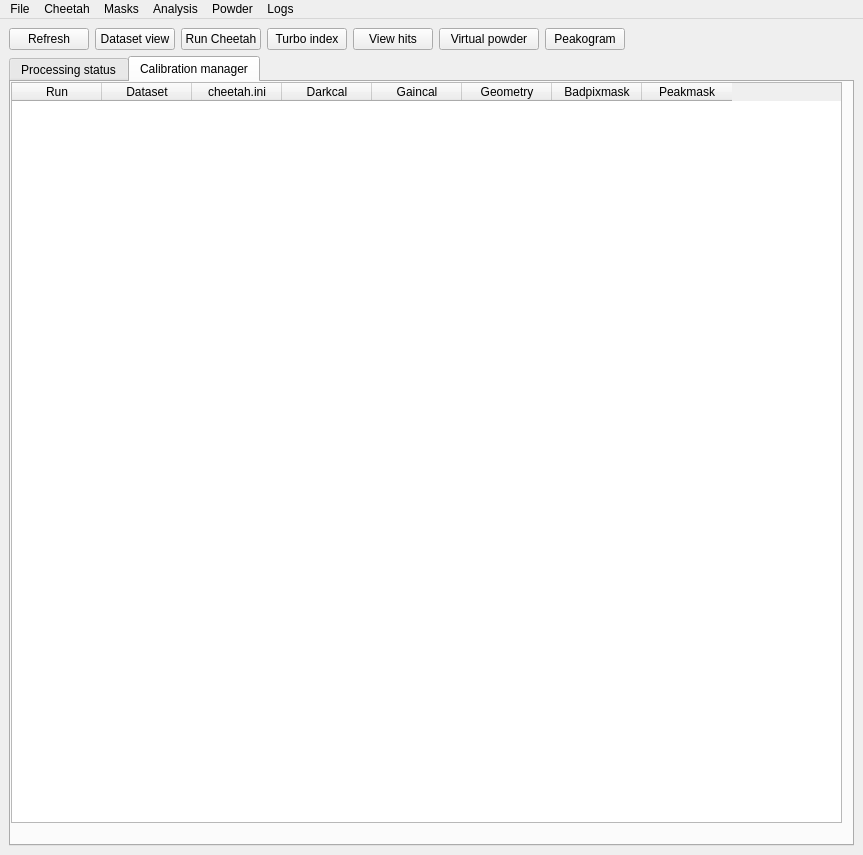
Qt form python/UI/cheetahgui.ui (antonbarty/cheetah-2017) before a commit.
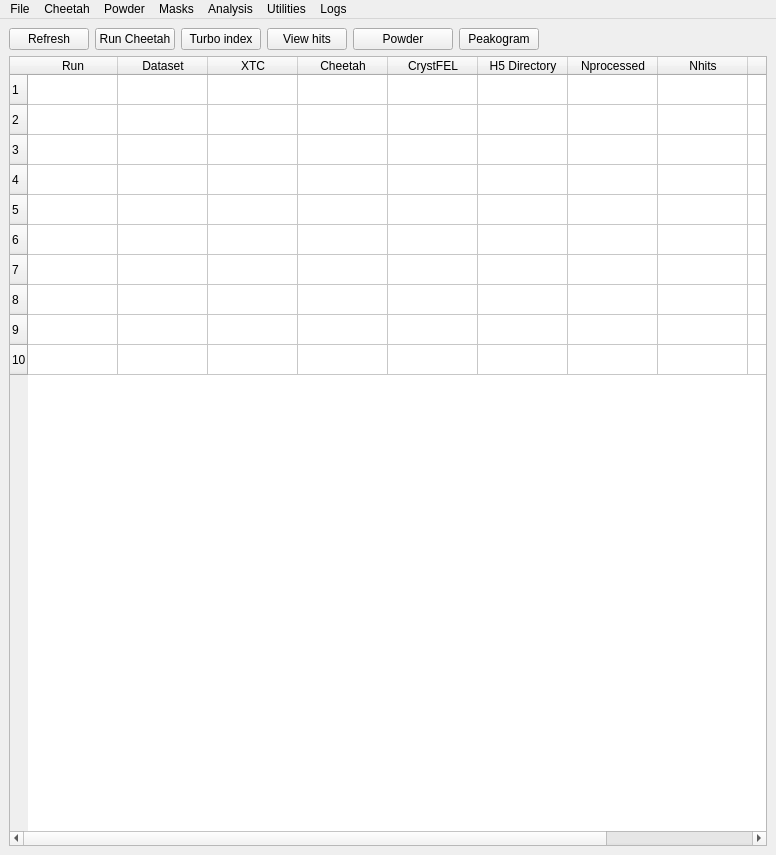
The same form after that commit. The open tabs and pages were chosen to show the change.

```diff
--- a/python/UI/cheetahgui.ui
+++ b/python/UI/cheetahgui.ui
@@ -6,10 +6,16 @@
    <rect>
     <x>0</x>
     <y>0</y>
-    <width>863</width>
+    <width>776</width>
     <height>855</height>
    </rect>
   </property>
+  <property name="sizePolicy">
+   <sizepolicy hsizetype="Expanding" vsizetype="Expanding">
+    <horstretch>0</horstretch>
+    <verstretch>0</verstretch>
+   </sizepolicy>
+  </property>
   <property name="windowTitle">
    <string>MainWindow</string>
   </property>
@@ -17,10 +23,13 @@
    <layout class="QGridLayout" name="gridLayout">
     <item row="1" column="0">
      <layout class="QVBoxLayout" name="verticalLayout">
+      <property name="sizeConstraint">
+       <enum>QLayout::SetDefaultConstraint</enum>
+      </property>
       <item>
        <layout class="QHBoxLayout" name="horizontalLayout">
         <property name="sizeConstraint">
-         <enum>QLayout::SetFixedSize</enum>
+         <enum>QLayout::SetDefaultConstraint</enum>
         </property>
         <item>
          <widget class="QPushButton" name="button_refresh">
@@ -41,25 +50,6 @@
           </property>
          </widget>
         </item>
-        <item>
-         <widget class="QPushButton" name="button_view">
-          <property name="sizePolicy">
-           <sizepolicy hsizetype="Fixed" vsizetype="Fixed">
-            <horstretch>0</horstretch>
-            <verstretch>0</verstretch>
-           </sizepolicy>
-          </property>
-          <property name="maximumSize">
-           <size>
-            <width>100</width>
-            <height>16777215</height>
-           </size>
-          </property>
-          <property name="text">
-           <string>Dataset view</string>
-          </property>
-         </widget>
-        </item>
         <item>
          <widget class="QPushButton" name="button_runCheetah">
           <property name="sizePolicy">
@@ -71,7 +61,7 @@
           <property name="maximumSize">
            <size>
             <width>100</width>
-            <height>16777215</height>
+            <height>25</height>
            </size>
           </property>
           <property name="text">
@@ -93,7 +83,7 @@
           <property name="maximumSize">
            <size>
             <width>100</width>
-            <height>16777215</height>
+            <height>25</height>
            </size>
           </property>
           <property name="text">
@@ -112,7 +102,7 @@
           <property name="maximumSize">
            <size>
             <width>100</width>
-            <height>16777215</height>
+            <height>25</height>
            </size>
           </property>
           <property name="text">
@@ -134,11 +124,11 @@
           <property name="maximumSize">
            <size>
             <width>100</width>
-            <height>16777215</height>
+            <height>25</height>
            </size>
           </property>
           <property name="text">
-           <string>Virtual powder</string>
+           <string>Powder</string>
           </property>
          </widget>
         </item>
@@ -156,7 +146,7 @@
           <property name="maximumSize">
            <size>
             <width>100</width>
-            <height>16777215</height>
+            <height>25</height>
            </size>
           </property>
           <property name="text">
@@ -180,37 +170,41 @@
        </layout>
       </item>
       <item>
-       <layout class="QHBoxLayout" name="horizontalLayout2">
-        <item>
-         <widget class="QTabWidget" name="TabWidget">
-          <property name="tabPosition">
-           <enum>QTabWidget::North</enum>
-          </property>
-          <property name="tabShape">
-           <enum>QTabWidget::Rounded</enum>
-          </property>
-          <property name="currentIndex">
-           <number>0</number>
-          </property>
-          <widget class="QWidget" name="tab_status">
-           <attribute name="title">
-            <string>Processing status</string>
-           </attribute>
-           <widget class="QTableWidget" name="table_calibration">
-            <property name="geometry">
-             <rect>
-              <x>0</x>
-              <y>0</y>
-              <width>831</width>
-              <height>741</height>
-             </rect>
-            </property>
+       <widget class="QTableWidget" name="table_status">
+        <property name="lineWidth">
+         <number>3</number>
+        </property>
+        <property name="verticalScrollBarPolicy">
+         <enum>Qt::ScrollBarAsNeeded</enum>
+        </property>
+        <property name="horizontalScrollBarPolicy">
+         <enum>Qt::ScrollBarAlwaysOn</enum>
+        </property>
+        <property name="sortingEnabled">
+         <bool>true</bool>
+        </property>
+        <property name="rowCount">
+         <number>10</number>
+        </property>
+        <attribute name="horizontalHeaderCascadingSectionResizes">
+         <bool>false</bool>
+        </attribute>
             <attribute name="horizontalHeaderDefaultSectionSize">
              <number>90</number>
             </attribute>
             <attribute name="horizontalHeaderHighlightSections">
              <bool>false</bool>
             </attribute>
+        <row/>
+        <row/>
+        <row/>
+        <row/>
+        <row/>
+        <row/>
+        <row/>
+        <row/>
+        <row/>
+        <row/>
             <column>
              <property name="text">
               <string>Run</string>
@@ -262,71 +256,9 @@
              </property>
             </column>
            </widget>
-          </widget>
-          <widget class="QWidget" name="tab_calib">
-           <attribute name="title">
-            <string>Calibration manager</string>
-           </attribute>
-           <widget class="QTableWidget" name="table_calibration_2">
-            <property name="geometry">
-             <rect>
-              <x>0</x>
-              <y>0</y>
-              <width>831</width>
-              <height>741</height>
-             </rect>
-            </property>
-            <attribute name="horizontalHeaderDefaultSectionSize">
-             <number>90</number>
-            </attribute>
-            <attribute name="horizontalHeaderHighlightSections">
-             <bool>false</bool>
-            </attribute>
-            <column>
-             <property name="text">
-              <string>Run</string>
-             </property>
-            </column>
-            <column>
-             <property name="text">
-              <string>Dataset</string>
-             </property>
-            </column>
-            <column>
-             <property name="text">
-              <string>cheetah.ini</string>
-             </property>
-            </column>
-            <column>
-             <property name="text">
-              <string>Darkcal</string>
-             </property>
-            </column>
-            <column>
-             <property name="text">
-              <string>Gaincal</string>
-             </property>
-            </column>
-            <column>
-             <property name="text">
-              <string>Geometry</string>
-             </property>
-            </column>
-            <column>
-             <property name="text">
-              <string>Badpixmask</string>
-             </property>
-            </column>
-            <column>
-             <property name="text">
-              <string>Peakmask</string>
-             </property>
-            </column>
-           </widget>
-          </widget>
-         </widget>
-        </item>
-       </layout>
+      </item>
+      <item>
+       <layout class="QHBoxLayout" name="horizontalLayout2"/>
       </item>
      </layout>
     </item>
@@ -337,7 +269,7 @@
     <rect>
      <x>0</x>
      <y>0</y>
-     <width>863</width>
+     <width>776</width>
      <height>22</height>
     </rect>
    </property>
@@ -394,15 +326,23 @@
     <property name="title">
      <string>Logs</string>
     </property>
-    <addaction name="actionBatch_log_file"/>
-    <addaction name="actionCheetah_log_file"/>
-    <addaction name="actionCheetah_status_file"/>
+    <addaction name="menu_log_batch"/>
+    <addaction name="menu_log_cheetah"/>
+    <addaction name="menu_log_cheetahstatus"/>
+   </widget>
+   <widget class="QMenu" name="menuUtilities">
+    <property name="title">
+     <string>Utilities</string>
+    </property>
+    <addaction name="menu_utilities_calibman"/>
+    <addaction name="menu_utilities_psocake"/>
    </widget>
    <addaction name="menuFile"/>
    <addaction name="menuCheetah"/>
+   <addaction name="menuPowder"/>
    <addaction name="menu_masks"/>
    <addaction name="menuAnalysis"/>
-   <addaction name="menuPowder"/>
+   <addaction name="menuUtilities"/>
    <addaction name="menuLogs"/>
   </widget>
   <action name="menu_file_autorefresh">
```
Left out of the diff: 97 changed lines with no effect on the pictures. Lines whose indentation alone changed are shown as unchanged.
